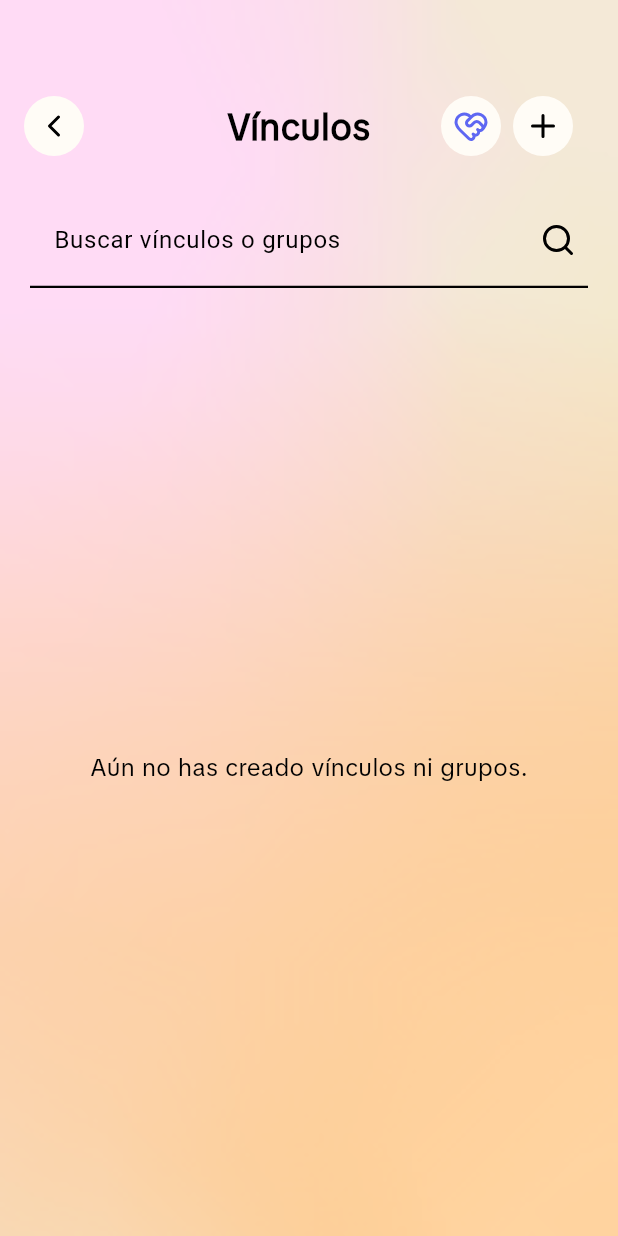
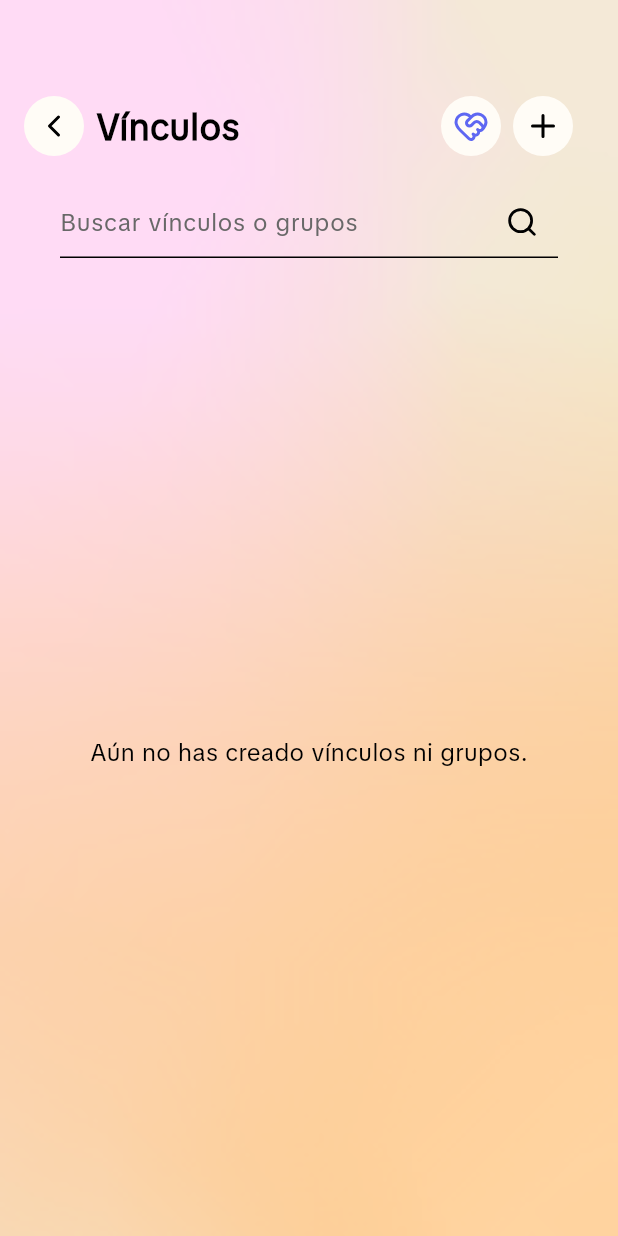
Before and after one commit to HyCrisXXI/mydearmap, a Flutter app: the MemoriesView screen opened directly, after a tap on an icon or button, on a phone screen of 412 x 824 dp. Run offline on Flutter 3.47's test engine with Material 3 defaults, Android fonts, the phone set to English and light mode, and no system bars; our stand-ins replace file_picker, flutter_dotenv, flutter_map, flutter_markdown_plus, flutter_riverpod, flutter_svg and 5 more; accounts and stored records are empty; project files that could hold a hidden picture were left out.

Commit message:
style: extracted search widget, better relation_view

```diff
--- a/lib/core/constants/constants.dart
+++ b/lib/core/constants/constants.dart
@@ -90,6 +90,13 @@ class AppTextStyles {
     color: AppColors.textColor,
   );
 
+  static const TextStyle searchBarText = TextStyle(
+    fontFamily: _fontFamily,
+    fontSize: 16.0,
+    fontWeight: FontWeight.w400,
+    color: AppColors.textGray,
+  );
+
   static TextStyle get myDearMapTitle => GoogleFonts.archivo(
     fontSize: 24.0,
     fontWeight: FontWeight.w500,
@@ -124,6 +131,11 @@ class AppInputStyles {
         floatingLabelStyle: TextStyle(color: AppColors.textColor),
         contentPadding: EdgeInsets.symmetric(vertical: 8.0),
       );
+
+  static const EdgeInsets searchBarContentPadding = EdgeInsets.symmetric(
+    horizontal: 38.0,
+    vertical: 12.0,
+  );
 }
 
 // Definición del esquema de colores claro
--- /dev/null
+++ b/lib/core/widgets/app_search_bar.dart
@@ -0,0 +1,58 @@
+import 'package:flutter/material.dart';
+import 'package:flutter_svg/flutter_svg.dart';
+import 'package:mydearmap/core/constants/constants.dart';
+
+class AppSearchBar extends StatelessWidget {
+  const AppSearchBar({
+    super.key,
+    required this.controller,
+    required this.hintText,
+    this.onChanged,
+    this.onSuffixPressed,
+  });
+
+  final TextEditingController controller;
+  final String hintText;
+  final ValueChanged<String>? onChanged;
+  final VoidCallback? onSuffixPressed;
+
+  @override
+  Widget build(BuildContext context) {
+    return TextField(
+      controller: controller,
+      onChanged: onChanged,
+      style: AppTextStyles.searchBarText,
+      // Removed textAlignVertical to ensure default (usually centered/baseline balanced)
+      // or to respect contentPadding explicitly.
+      decoration: InputDecoration(
+        hintText: hintText,
+        hintStyle: AppTextStyles.searchBarText,
+        // Enforce 1px border. UnderlineInputBorder default is 1.0 for enabledBorder.
+        enabledBorder: const UnderlineInputBorder(
+          borderSide: BorderSide(color: AppColors.textColor, width: 1.0),
+        ),
+        focusedBorder: const UnderlineInputBorder(
+          borderSide: BorderSide(
+            color: AppColors.textColor,
+            width: 2.0,
+          ), // Standard focus
+        ),
+        border: const UnderlineInputBorder(
+          borderSide: BorderSide(color: AppColors.textColor, width: 1.0),
+        ),
+        // Custom padding to align text and icon
+        contentPadding: const EdgeInsets.only(
+          left: 0,
+          right: 38.0,
+          top: 12,
+          bottom: 12, // Adjust bottom to control baseline relative to line
+        ),
+        prefixIcon: null,
+        suffixIcon: IconButton(
+          icon: SvgPicture.asset(AppIcons.search, width: 22, height: 22),
+          onPressed: onSuffixPressed,
+        ),
+      ),
+    );
+  }
+}
--- a/lib/features/relations/views/relations_view.dart
+++ b/lib/features/relations/views/relations_view.dart
@@ -17,6 +17,7 @@ import 'package:mydearmap/features/relations/views/relation_create_view.dart';
 import 'package:mydearmap/features/relations/views/relation_group_create_view.dart';
 import 'package:mydearmap/features/relations/views/relation_group_detail_view.dart';
 import 'package:flutter_svg/flutter_svg.dart';
+import 'package:mydearmap/core/widgets/app_search_bar.dart';
 
 class RelationsView extends ConsumerStatefulWidget {
   const RelationsView({super.key});
@@ -115,13 +116,6 @@ class _RelationsViewState extends ConsumerState<RelationsView> {
     if (count == 0) return 'Sin recuerdos';
     if (count == 1) return '1 recuerdo';
     return '$count recuerdos';
-  }
-
-  Widget _buildSectionHeader(BuildContext context, String label) {
-    return Align(
-      alignment: Alignment.centerLeft,
-      child: Text(label, style: Theme.of(context).textTheme.titleMedium),
-    );
   }
 
   Widget _buildGroupCard(
@@ -304,100 +298,92 @@ class _RelationsViewState extends ConsumerState<RelationsView> {
 
               return _RelationsLayout(
                 onAddPressed: () => _showCreateOptions(context),
-                child: Column(
-                  children: [
-                    Padding(
-                      padding: const EdgeInsets.fromLTRB(20, 16, 20, 8),
-                      child: TextField(
+                child: CustomScrollView(
+                  slivers: [
+                    SliverToBoxAdapter(
+                      child: Padding(
+                        padding: const EdgeInsets.only(
+                          left: 40,
+                          right: 40,
+                          top: 20,
+                          bottom: 8,
+                        ),
+                        child: AppSearchBar(
                           controller: _searchController,
-                        decoration: InputDecoration(
                           hintText: 'Buscar vínculos o grupos',
-                          suffixIcon: SvgPicture.asset(AppIcons.search),
-                          suffixIconConstraints: const BoxConstraints(
-                            minHeight: 24,
-                            minWidth: 40,
-                          ),
-                          border: OutlineInputBorder(
-                            borderRadius: BorderRadius.circular(16),
-                            borderSide: BorderSide.none,
-                          ),
-                          contentPadding: const EdgeInsets.symmetric(
-                            horizontal: 16,
-                            vertical: 20,
                         ),
                       ),
-                        textAlignVertical: TextAlignVertical.center,
                     ),
+                    groupsAsync.when(
+                      loading: () => const SliverFillRemaining(
+                        child: Center(child: CircularProgressIndicator()),
                       ),
-                    Expanded(
-                      child: groupsAsync.when(
-                        loading: () =>
-                            const Center(child: CircularProgressIndicator()),
-                        error: (error, _) =>
-                            Center(child: Text('Error: $error')),
+                      error: (error, _) => SliverFillRemaining(
+                        child: Center(child: Text('Error: $error')),
+                      ),
                       data: (groups) {
-                          final sortedGroups = [...groups]
-                            ..sort(
-                              (a, b) => a.name.toLowerCase().compareTo(
-                                b.name.toLowerCase(),
-                              ),
+                        final allItems = <dynamic>[
+                          ...filtered,
+                          ..._applyGroupSearch(groups),
+                        ];
+
+                        // Sort mixed list
+                        allItems.sort((a, b) {
+                          final nameA = a is RelationGroup
+                              ? a.name
+                              : _relationDisplayName(a as UserRelation);
+                          final nameB = b is RelationGroup
+                              ? b.name
+                              : _relationDisplayName(b as UserRelation);
+                          return nameA.toLowerCase().compareTo(
+                            nameB.toLowerCase(),
                           );
-                          final filteredGroups = _applyGroupSearch(
-                            sortedGroups,
-                          );
-                          final hasRelations = filtered.isNotEmpty;
-                          final hasGroups = filteredGroups.isNotEmpty;
+                        });
 
-                          if (!hasRelations && !hasGroups) {
+                        if (allItems.isEmpty) {
                           final message = _searchQuery.isEmpty
                               ? 'Aún no has creado vínculos ni grupos.'
                               : 'No se encontraron resultados.';
-                            return Center(child: Text(message));
+                          return SliverFillRemaining(
+                            child: Center(child: Text(message)),
+                          );
                         }
 
-                          return ListView(
+                        return SliverPadding(
                           padding: const EdgeInsets.symmetric(
                             horizontal: 20,
                             vertical: 8,
                           ),
-                            children: [
-                              if (hasGroups) ...[
-                                _buildSectionHeader(context, 'Grupos'),
-                                const SizedBox(height: 10),
-                                for (
-                                  var i = 0;
-                                  i < filteredGroups.length;
-                                  i++
-                                ) ...[
-                                  _buildGroupCard(
+                          sliver: SliverList(
+                            delegate: SliverChildBuilderDelegate((
+                              context,
+                              index,
+                            ) {
+                              final item = allItems[index];
+                              final Widget child;
+                              if (item is RelationGroup) {
+                                child = _buildGroupCard(
                                   context,
                                   ref,
-                                    filteredGroups[i],
+                                  item,
                                   user.id,
-                                  ),
-                                  if (i < filteredGroups.length - 1)
-                                    const SizedBox(height: 10),
-                                ],
-                                if (hasRelations) const SizedBox(height: 24),
-                              ],
-                              if (hasRelations) ...[
-                                _buildSectionHeader(context, 'Vínculos'),
-                                const SizedBox(height: 10),
-                                for (var i = 0; i < filtered.length; i++) ...[
-                                  _buildRelationCard(
+                                );
+                              } else {
+                                child = _buildRelationCard(
                                   context: context,
-                                    relation: filtered[i],
+                                  relation: item as UserRelation,
                                   memories: memories,
                                   currentUserId: user.id,
+                                );
+                              }
+                              return Padding(
+                                padding: const EdgeInsets.only(bottom: 10),
+                                child: child,
+                              );
+                            }, childCount: allItems.length),
                           ),
-                                  if (i < filtered.length - 1)
-                                    const SizedBox(height: 10),
-                                ],
-                              ],
-                            ],
                         );
                       },
-                      ),
                     ),
                   ],
                 ),
@@ -427,25 +413,20 @@ class _RelationsLayout extends StatelessWidget {
             Padding(
               padding: const EdgeInsets.only(
                 top: AppSizes.upperPadding,
-                bottom: 8.0,
                 left: 16,
                 right: 30.0,
               ),
-              child: Stack(
-                alignment: Alignment.center,
+              child: Row(
                 children: [
-                  Align(
-                    alignment: Alignment.centerLeft,
-                    child: IconButton(
+                  IconButton(
                     icon: SvgPicture.asset(AppIcons.chevronLeft),
                     onPressed: () => Navigator.of(context).pop(),
                     style: AppButtonStyles.circularIconButton,
                   ),
-                  ),
+                  const SizedBox(width: 8),
                   const Text('Vínculos', style: AppTextStyles.title),
-                  Align(
-                    alignment: Alignment.centerRight,
-                    child: Row(
+                  const Spacer(),
+                  Row(
                     mainAxisSize: MainAxisSize.min,
                     children: [
                       IconButton(
@@ -468,7 +449,6 @@ class _RelationsLayout extends StatelessWidget {
                         ),
                       ],
                     ],
-                    ),
                   ),
                 ],
               ),
```
Also changed, not shown: lib/features/map/views/map_view.dart (+8 -21 lines), lib/features/relations/views/relation_view.dart (+117 -46 lines). Lines whose indentation alone changed are shown as unchanged.
